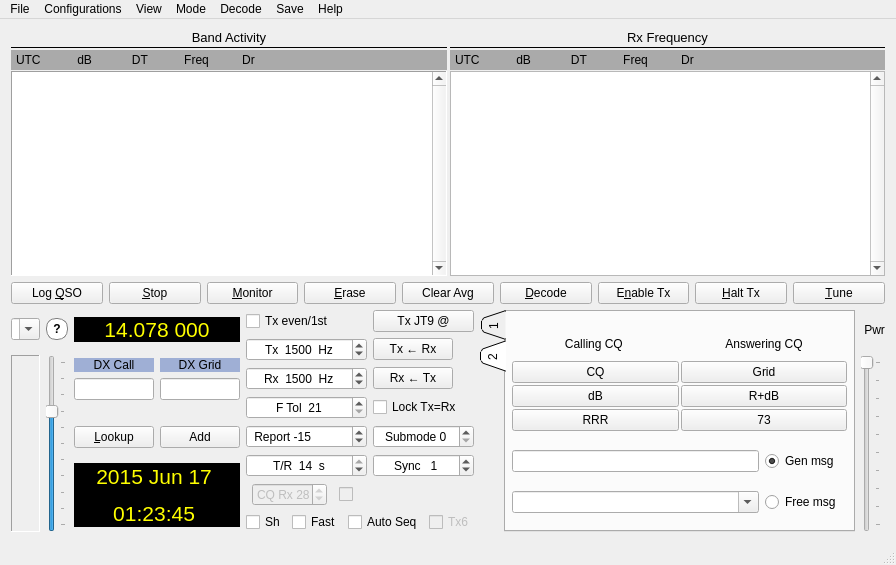
Before: the Qt Designer form mainwindow.ui in saitohirga/WSJT-X, drawn with Qt 5.
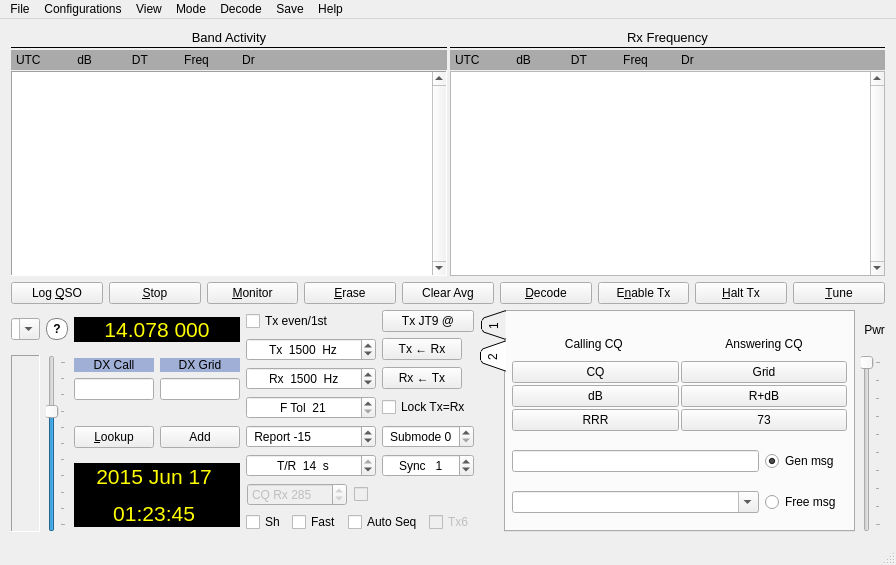
After: the same form once the commit is applied. Custom widgets are drawn as their Qt base class.

Commit message: Make CQ nnn widger wider; enable CQ nnn checkbox only if Split is active; make CQ nnn available to all users.

```diff
--- a/mainwindow.ui
+++ b/mainwindow.ui
@@ -938,7 +938,7 @@
                      </property>
                      <property name="maximumSize">
                       <size>
-                       <width>75</width>
+                       <width>100</width>
                        <height>16777215</height>
                       </size>
                      </property>
```
The commit also changes 1 other file.
